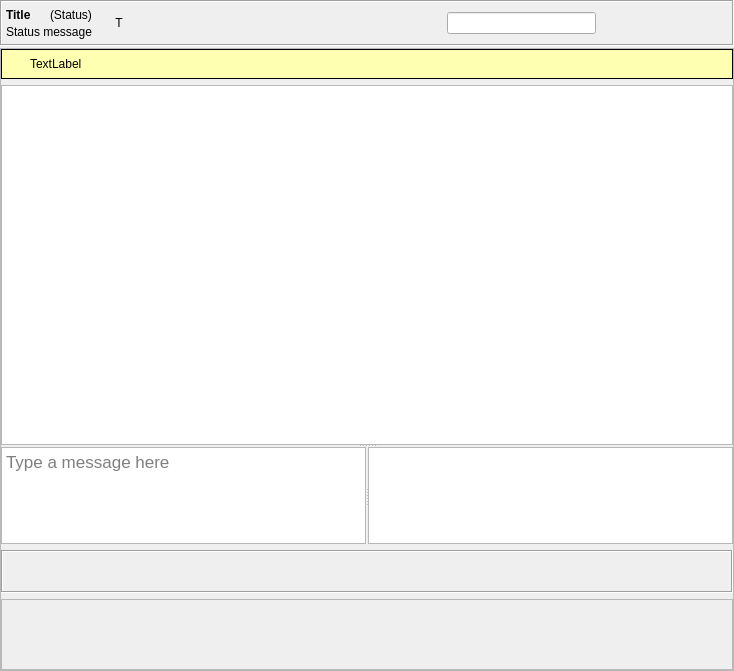
Above: retroshare-gui/src/gui/chat/ChatWidget.ui from unsenep2pdev/RetroShare before the change. Below: the same form after it.
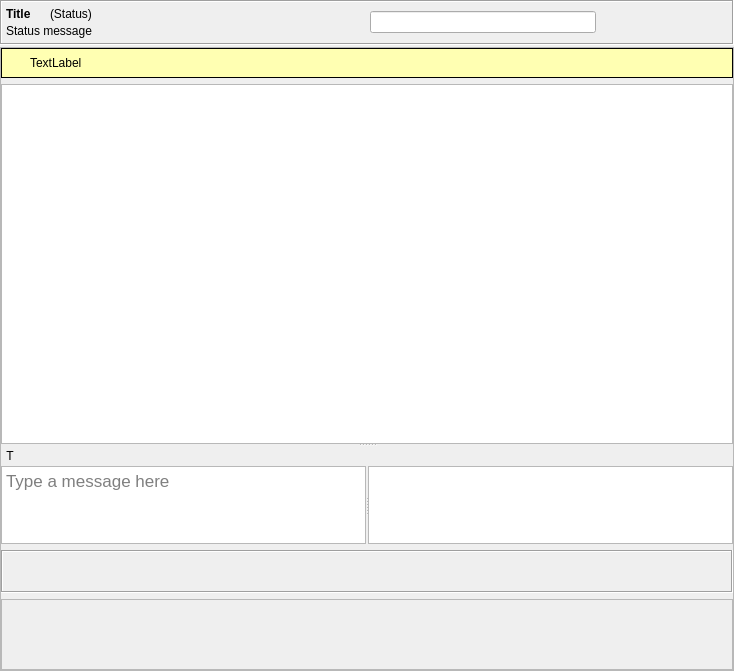
That is the form after the change. Icons and pictures are not drawn. Custom widgets are drawn as their Qt base class.

Commit message: change typing area

Patch:
```diff
--- a/retroshare-gui/src/gui/chat/ChatWidget.ui
+++ b/retroshare-gui/src/gui/chat/ChatWidget.ui
@@ -266,6 +266,64 @@
             <property name="spacing">
              <number>0</number>
             </property>
+            <item>
+             <layout class="QHBoxLayout" name="typingHLayout">
+              <property name="sizeConstraint">
+               <enum>QLayout::SetFixedSize</enum>
+              </property>
+              <item>
+               <widget class="QLabel" name="typingPixmapLabel">
+                <property name="minimumSize">
+                 <size>
+                  <width>18</width>
+                  <height>18</height>
+                 </size>
+                </property>
+                <property name="maximumSize">
+                 <size>
+                  <width>18</width>
+                  <height>18</height>
+                 </size>
+                </property>
+                <property name="text">
+                 <string notr="true">T</string>
+                </property>
+                <property name="alignment">
+                 <set>Qt::AlignCenter</set>
+                </property>
+               </widget>
+              </item>
+              <item>
+               <widget class="QLabel" name="typingLabel">
+                <property name="maximumSize">
+                 <size>
+                  <width>400</width>
+                  <height>18</height>
+                 </size>
+                </property>
+                <property name="margin">
+                 <number>0</number>
+                </property>
+                <property name="indent">
+                 <number>3</number>
+                </property>
+               </widget>
+              </item>
+              <item>
+               <spacer name="typingHSpacer">
+                <property name="orientation">
+                 <enum>Qt::Horizontal</enum>
+                </property>
+                <property name="sizeHint" stdset="0">
+                 <size>
+                  <width>40</width>
+                  <height>20</height>
+                 </size>
+                </property>
+               </spacer>
+              </item>
+             </layout>
+            </item>
             <item>
              <widget class="QSplitter" name="chatTextEditHSplitter">
               <property name="minimumSize">
@@ -539,7 +597,7 @@
     </layout>
    </item>
    <item row="0" column="0">
-    <layout class="QVBoxLayout" name="verticalLayout">
+    <layout class="QHBoxLayout" name="titleBarMainHLayout">
      <property name="sizeConstraint">
       <enum>QLayout::SetMaximumSize</enum>
      </property>
@@ -632,76 +690,6 @@
           </item>
          </layout>
         </item>
-        <item>
-         <widget class="QFrame" name="frame">
-          <property name="frameShape">
-           <enum>QFrame::NoFrame</enum>
-          </property>
-          <property name="frameShadow">
-           <enum>QFrame::Raised</enum>
-          </property>
-          <layout class="QHBoxLayout" name="horizontalLayout">
-           <item>
-            <layout class="QHBoxLayout" name="typingHLayout_2">
-             <property name="sizeConstraint">
-              <enum>QLayout::SetFixedSize</enum>
-             </property>
-             <item>
-              <widget class="QLabel" name="typingPixmapLabel_2">
-               <property name="minimumSize">
-                <size>
-                 <width>18</width>
-                 <height>18</height>
-                </size>
-               </property>
-               <property name="maximumSize">
-                <size>
-                 <width>18</width>
-                 <height>18</height>
-                </size>
-               </property>
-               <property name="text">
-                <string notr="true">T</string>
-               </property>
-               <property name="alignment">
-                <set>Qt::AlignCenter</set>
-               </property>
-              </widget>
-             </item>
-             <item>
-              <widget class="QLabel" name="typingLabel_2">
-               <property name="maximumSize">
-                <size>
-                 <width>400</width>
-                 <height>18</height>
-                </size>
-               </property>
-               <property name="margin">
-                <number>0</number>
-               </property>
-               <property name="indent">
-                <number>3</number>
-               </property>
-              </widget>
-             </item>
-             <item>
-              <spacer name="typingHSpacer_2">
-               <property name="orientation">
-                <enum>Qt::Horizontal</enum>
-               </property>
-               <property name="sizeHint" stdset="0">
-                <size>
-                 <width>40</width>
-                 <height>20</height>
-                </size>
-               </property>
-              </spacer>
-             </item>
-            </layout>
-           </item>
-          </layout>
-         </widget>
-        </item>
         <item>
          <spacer name="titleBarHSpacer">
           <property name="orientation">
```
The commit also changes 1 other file.
